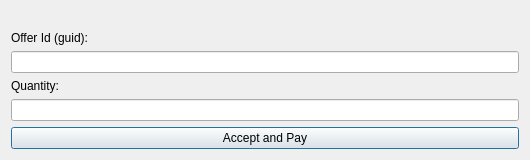
First picture: the form in src/qt/forms/acceptandpayofferlistpage.ui, repository syscoin/syscoin1, before the edit.
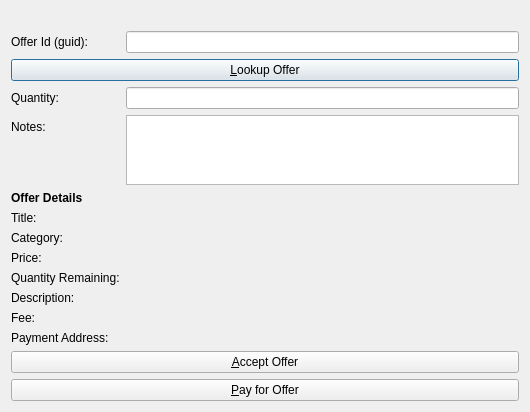
Second picture: the form after the edit. Icons and pictures are not drawn.

Commit message:
accept&pay tab for offers works for URI
Removed all other offer pages

The edit to the form file:
```diff
--- a/src/qt/forms/acceptandpayofferlistpage.ui
+++ b/src/qt/forms/acceptandpayofferlistpage.ui
@@ -7,11 +7,14 @@
     <x>0</x>
     <y>0</y>
     <width>530</width>
-    <height>158</height>
+    <height>411</height>
    </rect>
   </property>
   <property name="windowTitle">
-   <string>Edit Offer</string>
+   <string>Pay Offer</string>
+  </property>
+  <property name="autoFillBackground">
+   <bool>true</bool>
   </property>
   <layout class="QVBoxLayout" name="verticalLayout">
    <item>
@@ -26,7 +29,7 @@
      <property name="fieldGrowthPolicy">
       <enum>QFormLayout::AllNonFixedFieldsGrow</enum>
      </property>
-     <item row="0" column="0" colspan="2">
+     <item row="2" column="0">
       <widget class="QLabel" name="label">
        <property name="text">
         <string>Offer Id (guid):</string>
@@ -36,29 +39,203 @@
        </property>
       </widget>
      </item>
-     <item row="2" column="0" colspan="2">
+     <item row="2" column="1">
       <widget class="QLineEdit" name="offeridEdit">
        <property name="toolTip">
         <string>The value associated with this offer.</string>
        </property>
       </widget>
      </item>
-     <item row="3" column="0">
+     <item row="3" column="0" colspan="2">
+      <widget class="QPushButton" name="lookupButton">
+       <property name="text">
+        <string>&amp;Lookup Offer</string>
+       </property>
+       <property name="icon">
+        <iconset resource="../bitcoin.qrc">
+         <normaloff>:/icons/search</normaloff>:/icons/search</iconset>
+       </property>
+      </widget>
+     </item>
+     <item row="6" column="0">
       <widget class="QLabel" name="label_2">
        <property name="text">
         <string>Quantity:</string>
        </property>
       </widget>
      </item>
-     <item row="4" column="0" colspan="2">
+     <item row="6" column="1">
       <widget class="QLineEdit" name="qtyEdit"/>
      </item>
+     <item row="7" column="0">
+      <widget class="QLabel" name="label_11">
+       <property name="text">
+        <string>Notes:</string>
+       </property>
+      </widget>
+     </item>
+     <item row="7" column="1">
+      <widget class="QTextEdit" name="notesEdit">
+       <property name="autoFillBackground">
+        <bool>false</bool>
+       </property>
+       <property name="frameShadow">
+        <enum>QFrame::Sunken</enum>
+       </property>
+       <property name="midLineWidth">
+        <number>0</number>
+       </property>
+      </widget>
+     </item>
+     <item row="10" column="0">
+      <widget class="QLabel" name="label_3">
+       <property name="font">
+        <font>
+         <weight>75</weight>
+         <bold>true</bold>
+        </font>
+       </property>
+       <property name="text">
+        <string>Offer Details</string>
+       </property>
+      </widget>
+     </item>
+     <item row="11" column="0">
+      <widget class="QLabel" name="label_4">
+       <property name="text">
+        <string>Title:</string>
+       </property>
+      </widget>
+     </item>
+     <item row="11" column="1">
+      <widget class="QLabel" name="infoTitle">
+       <property name="autoFillBackground">
+        <bool>false</bool>
+       </property>
+       <property name="text">
+        <string/>
+       </property>
+      </widget>
+     </item>
+     <item row="12" column="0">
+      <widget class="QLabel" name="label_6">
+       <property name="text">
+        <string>Category:</string>
+       </property>
+      </widget>
+     </item>
+     <item row="12" column="1">
+      <widget class="QLabel" name="infoCategory">
+       <property name="autoFillBackground">
+        <bool>false</bool>
+       </property>
+       <property name="text">
+        <string/>
+       </property>
+      </widget>
+     </item>
+     <item row="13" column="0">
+      <widget class="QLabel" name="label_5">
+       <property name="text">
+        <string>Price:</string>
+       </property>
+      </widget>
+     </item>
+     <item row="13" column="1">
+      <widget class="QLabel" name="infoPrice">
+       <property name="autoFillBackground">
+        <bool>false</bool>
+       </property>
+       <property name="text">
+        <string/>
+       </property>
+      </widget>
+     </item>
+     <item row="14" column="0">
+      <widget class="QLabel" name="label_7">
+       <property name="text">
+        <string>Quantity Remaining:</string>
+       </property>
+      </widget>
+     </item>
+     <item row="14" column="1">
+      <widget class="QLabel" name="infoQty">
+       <property name="autoFillBackground">
+        <bool>false</bool>
+       </property>
+       <property name="text">
+        <string/>
+       </property>
+      </widget>
+     </item>
+     <item row="15" column="0">
+      <widget class="QLabel" name="label_9">
+       <property name="text">
+        <string>Description:</string>
+       </property>
+      </widget>
+     </item>
+     <item row="15" column="1">
+      <widget class="QLabel" name="infoDescription">
+       <property name="autoFillBackground">
+        <bool>false</bool>
+       </property>
+       <property name="text">
+        <string/>
+       </property>
+      </widget>
+     </item>
+     <item row="16" column="0">
+      <widget class="QLabel" name="label_8">
+       <property name="text">
+        <string>Fee:</string>
+       </property>
+      </widget>
+     </item>
+     <item row="16" column="1">
+      <widget class="QLabel" name="infoFee">
+       <property name="autoFillBackground">
+        <bool>false</bool>
+       </property>
+       <property name="text">
+        <string/>
+       </property>
+      </widget>
+     </item>
+     <item row="17" column="0">
+      <widget class="QLabel" name="label_10">
+       <property name="text">
+        <string>Payment Address:</string>
+       </property>
+      </widget>
+     </item>
+     <item row="17" column="1">
+      <widget class="QLabel" name="infoPaymentAddress">
+       <property name="autoFillBackground">
+        <bool>false</bool>
+       </property>
+       <property name="text">
+        <string/>
+       </property>
+      </widget>
+     </item>
     </layout>
    </item>
    <item>
     <widget class="QPushButton" name="pushButton">
      <property name="text">
-      <string>Accept and Pay</string>
+      <string>&amp;Accept Offer</string>
+     </property>
+    </widget>
+   </item>
+   <item>
+    <widget class="QPushButton" name="payButton">
+     <property name="text">
+      <string>&amp;Pay for Offer</string>
+     </property>
+     <property name="icon">
+      <iconset resource="../bitcoin.qrc">
+       <normaloff>:/icons/send</normaloff>:/icons/send</iconset>
      </property>
     </widget>
    </item>
```
Left out of the diff: 6 changed lines with no effect on the pictures. The commit also changes 27 other files.
